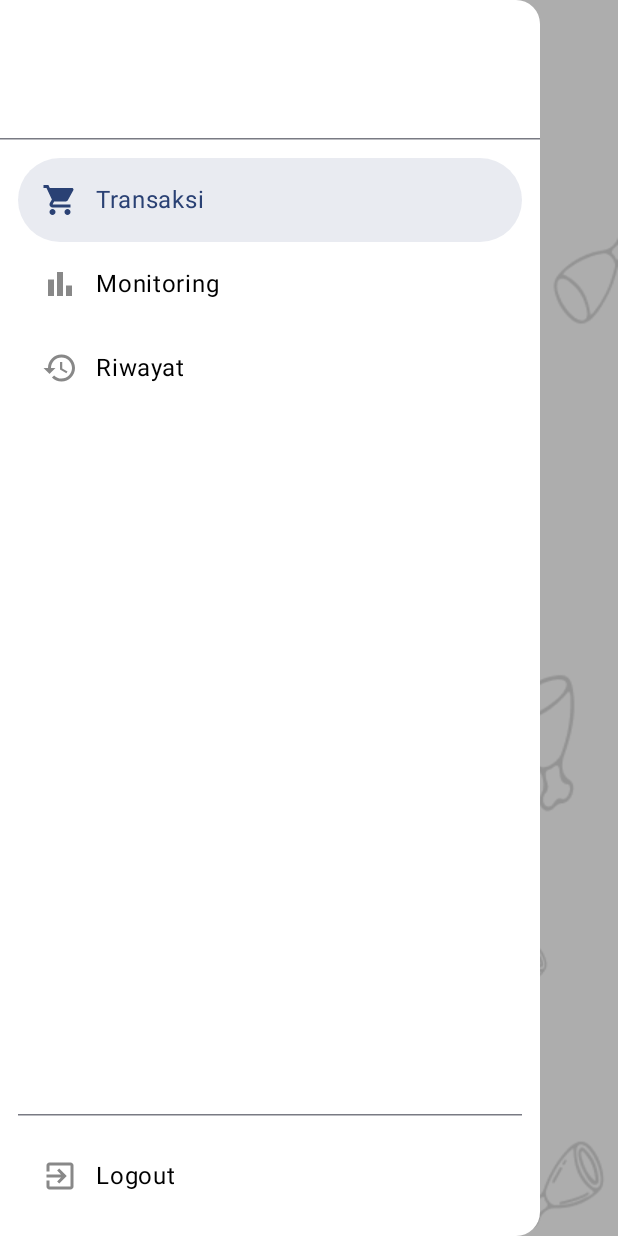
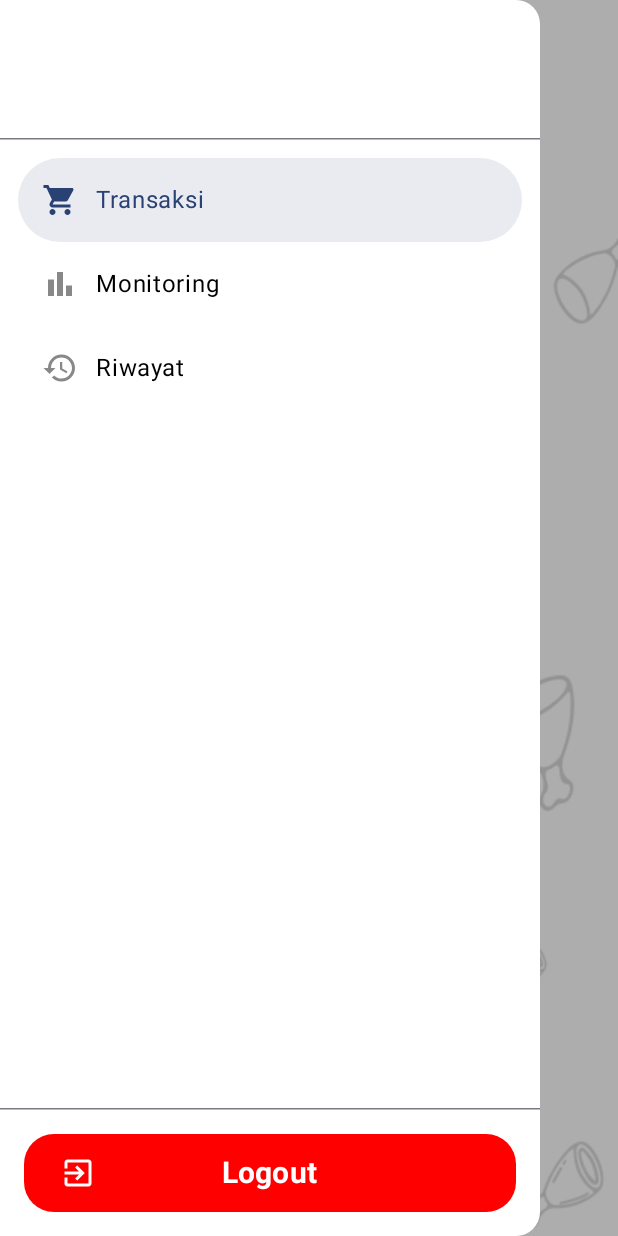
Before and after one commit to HrsCode11/Aplikasi-Kasir-Geprek, an Android app built with Jetpack Compose: the composable MainScreen called with empty values, after a tap on "Menu", on a phone screen of 412 x 824 dp. Run offline under Robolectric (Android 15) with nearby library versions, the phone set to English and light mode, and no system bars; our stand-ins replace Firebase (no records; nobody signed in at launch, a user with empty details on screens opened directly).

Commit message:
Perbaikan 'UI' button Logout

```diff
--- a/app/src/main/java/com/kelompok2/aplikasi_kasir_geprek/ui/main/MainScreen.kt
+++ b/app/src/main/java/com/kelompok2/aplikasi_kasir_geprek/ui/main/MainScreen.kt
@@ -1,6 +1,8 @@
 package com.kelompok2.aplikasi_kasir_geprek.ui.main
 
 import androidx.compose.foundation.Image
+import androidx.compose.foundation.interaction.MutableInteractionSource
+import androidx.compose.foundation.interaction.collectIsPressedAsState
 import androidx.compose.foundation.layout.Arrangement
 import androidx.compose.foundation.layout.Box
 import androidx.compose.foundation.layout.Column
@@ -9,6 +11,7 @@ import androidx.compose.foundation.layout.fillMaxSize
 import androidx.compose.foundation.layout.fillMaxWidth
 import androidx.compose.foundation.layout.height
 import androidx.compose.foundation.layout.padding
+import androidx.compose.foundation.shape.RoundedCornerShape
 import androidx.compose.material.icons.Icons
 import androidx.compose.material.icons.filled.ExitToApp
 import androidx.compose.material.icons.filled.Menu
@@ -21,6 +24,7 @@ import androidx.compose.ui.layout.ContentScale
 import androidx.compose.ui.res.painterResource
 import androidx.compose.ui.text.font.FontWeight
 import androidx.compose.ui.unit.dp
+import androidx.compose.ui.unit.sp
 import androidx.lifecycle.viewmodel.compose.viewModel
 import com.kelompok2.aplikasi_kasir_geprek.R
 import com.kelompok2.aplikasi_kasir_geprek.ui.admin.kelolauser.KelolaUserScreen
@@ -39,7 +43,13 @@ fun MainScreen(
     val drawerState = rememberDrawerState(initialValue = DrawerValue.Closed)
     var selectedItem by remember { mutableStateOf(sidebarItems[0]) }
     val scope = rememberCoroutineScope()
-
+    val interactionSource = remember { MutableInteractionSource() }
+    val isPressed by interactionSource.collectIsPressedAsState()
+    val buttonContainerColor = if (isPressed) {
+        Color(0xFFC00000)
+    } else {
+        Color.Red
+    }
     Box(modifier = Modifier.fillMaxSize()) {
         // Gambar Latar Belakang Utama
         Image(
@@ -102,26 +112,44 @@ fun MainScreen(
                             )
                         }
 
-                        // Pendorong ke Bawah
                         Spacer(modifier = Modifier.weight(1f))
-
                         // Item Logout
-                        HorizontalDivider(modifier = Modifier.padding(horizontal = 12.dp))
-                        NavigationDrawerItem(
-                            icon = { Icon(Icons.Default.ExitToApp, contentDescription = "Logout") },
-                            label = { Text("Logout") },
-                            selected = false,
+                        HorizontalDivider()
+                        Button(
                             onClick = {
                                 scope.launch { drawerState.close() }
                                 mainViewModel.signOut()
                                 onLogout()
                             },
-                            modifier = Modifier.padding(12.dp),
-                            colors = NavigationDrawerItemDefaults.colors(
-                                unselectedIconColor = Color.Gray,
-                                unselectedTextColor = Color.Black
-                            )
-                        )
+                            interactionSource = interactionSource,
+                            modifier = Modifier
+                                .fillMaxWidth()
+                                .padding(16.dp),
+                            colors = ButtonDefaults.buttonColors(
+                                containerColor = buttonContainerColor,
+                                contentColor = Color.White
+                            ),
+                            shape = RoundedCornerShape(20.dp)
+                        ) {
+                            Box(
+                                modifier = Modifier
+                                    .fillMaxWidth()
+                                    .padding(vertical = 6.dp),
+                                contentAlignment = Alignment.Center
+                            ) {
+                                Icon(
+                                    imageVector = Icons.Default.ExitToApp,
+                                    contentDescription = "Logout",
+                                    modifier = Modifier.align(Alignment.CenterStart)
+                                )
+                                Text(
+                                    text = "Logout",
+                                    fontWeight = FontWeight.Bold,
+                                    fontSize = 20.sp,
+                                    modifier = Modifier.align(Alignment.Center)
+                                )
+                            }
+                        }
                     }
                 }
             }
```
